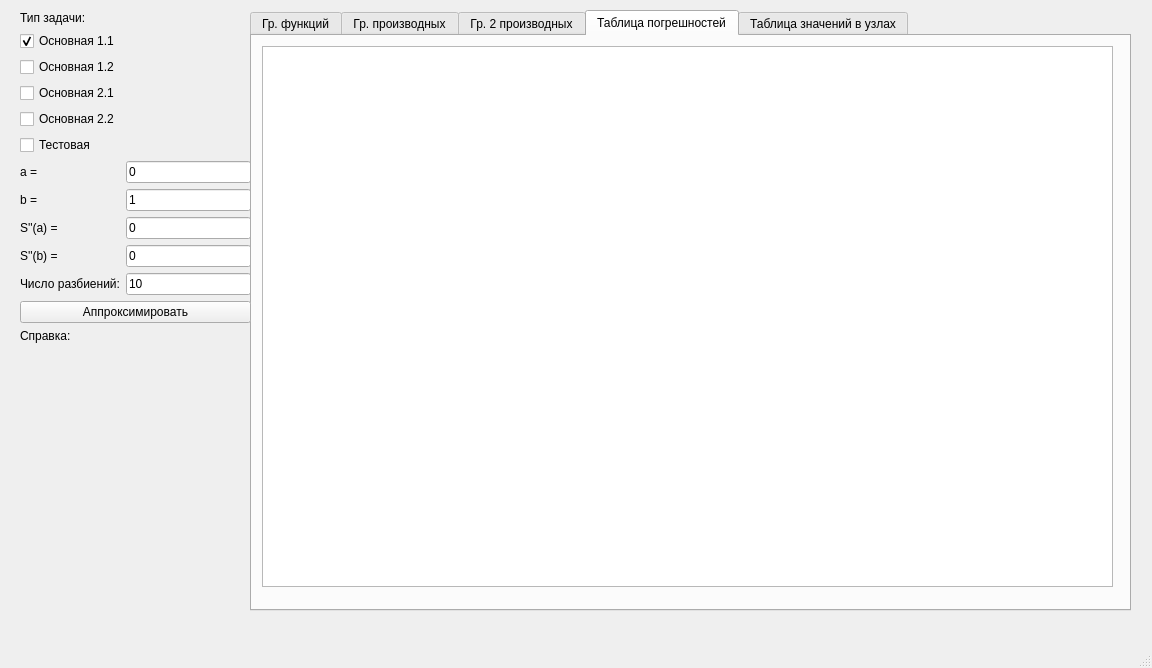
This is ui/design.ui in lesnikowka/LabSpline as Qt 5 draws it before an edit. The edited form follows.
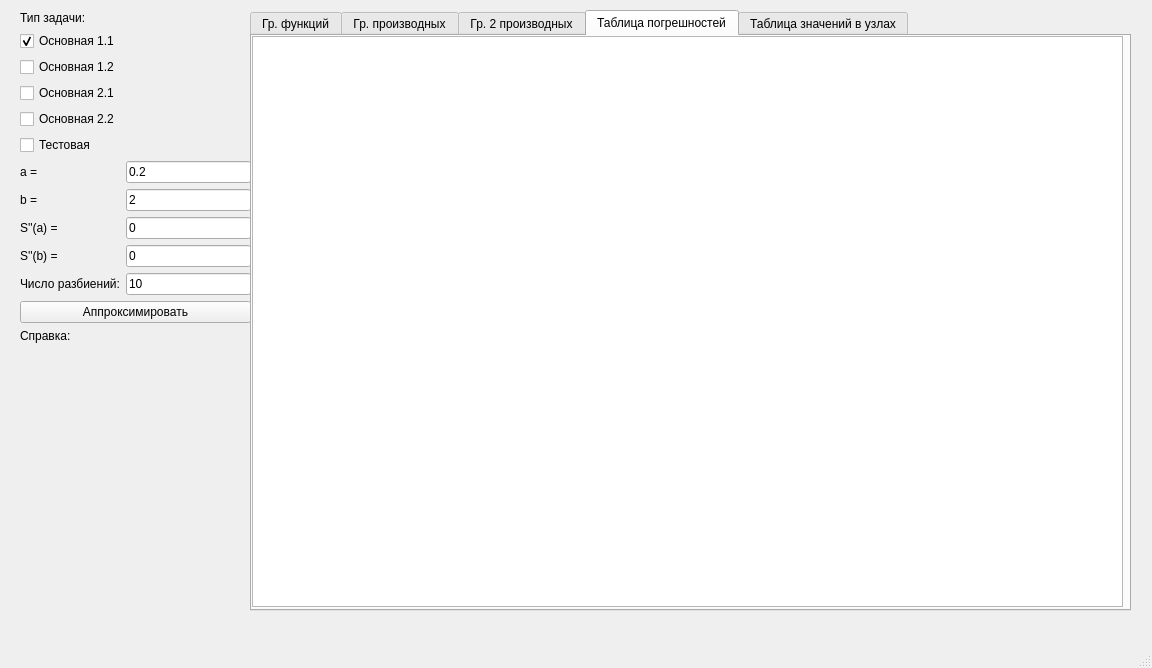
This is the edited form. The open tabs and pages were chosen to show the change.

```diff
--- a/ui/design.ui
+++ b/ui/design.ui
@@ -93,10 +93,10 @@
      <widget class="QTableWidget" name="ErrorRateTable">
       <property name="geometry">
        <rect>
-        <x>10</x>
-        <y>10</y>
-        <width>851</width>
-        <height>541</height>
+        <x>0</x>
+        <y>0</y>
+        <width>871</width>
+        <height>571</height>
        </rect>
       </property>
      </widget>
@@ -204,7 +204,7 @@
        <item row="1" column="2">
         <widget class="QLineEdit" name="bBox">
          <property name="text">
-          <string>1</string>
+          <string>2</string>
          </property>
         </widget>
        </item>
@@ -232,7 +232,7 @@
        <item row="0" column="2">
         <widget class="QLineEdit" name="aBox">
          <property name="text">
-          <string>0</string>
+          <string>0.2</string>
          </property>
         </widget>
        </item>
```
Left out of the diff: 10 changed lines with no effect on the pictures.
